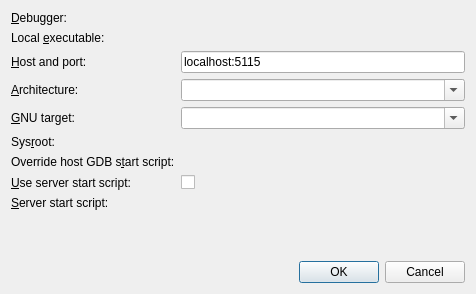
Before: the Qt Designer form src/plugins/debugger/startremotedialog.ui in qt-creator/qt-creator, drawn with Qt 5.
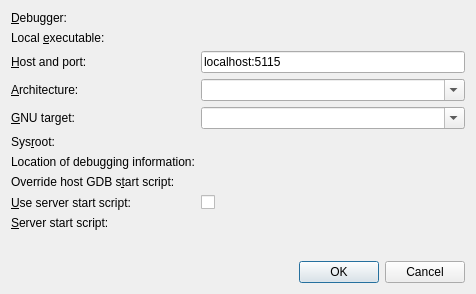
After: the same form once the commit is applied. Custom widgets are drawn as their Qt base class.

Commit message:
debugger: better remote debugging
Add option to specify location of debug information to dialog.
Default is sysroot + usr/lib/debug.

Patch:
```diff
--- a/src/plugins/debugger/startremotedialog.ui
+++ b/src/plugins/debugger/startremotedialog.ui
@@ -107,6 +107,19 @@
       <widget class="Utils::PathChooser" name="sysrootPathChooser"/>
      </item>
      <item row="6" column="0">
+      <widget class="QLabel" name="debuginfoLabel">
+       <property name="text">
+        <string>Location of debugging information:</string>
+       </property>
+       <property name="buddy">
+        <cstring>debuginfoPathChooser</cstring>
+       </property>
+      </widget>
+     </item>
+     <item row="6" column="1">
+      <widget class="Utils::PathChooser" name="debuginfoPathChooser"/>
+     </item>
+     <item row="7" column="0">
       <widget class="QLabel" name="overrideStartScriptLabel">
        <property name="text">
         <string>Override host GDB s&amp;tart script:</string>
@@ -116,10 +129,10 @@
        </property>
       </widget>
      </item>
-     <item row="6" column="1">
+     <item row="7" column="1">
       <widget class="Utils::PathChooser" name="overrideStartScriptPathChooser"/>
      </item>
-     <item row="7" column="0">
+     <item row="8" column="0">
       <widget class="QLabel" name="useServerStartScriptLabel">
        <property name="text">
         <string>&amp;Use server start script:</string>
@@ -129,10 +142,10 @@
        </property>
       </widget>
      </item>
-     <item row="7" column="1">
+     <item row="8" column="1">
       <widget class="QCheckBox" name="useServerStartScriptCheckBox"/>
      </item>
-     <item row="8" column="0">
+     <item row="9" column="0">
       <widget class="QLabel" name="serverStartScriptLabel">
        <property name="text">
         <string>&amp;Server start script:</string>
@@ -142,7 +155,7 @@
        </property>
       </widget>
      </item>
-     <item row="8" column="1">
+     <item row="9" column="1">
       <widget class="Utils::PathChooser" name="serverStartScriptPathChooser"/>
      </item>
     </layout>
```
The commit also changes 5 other files.
